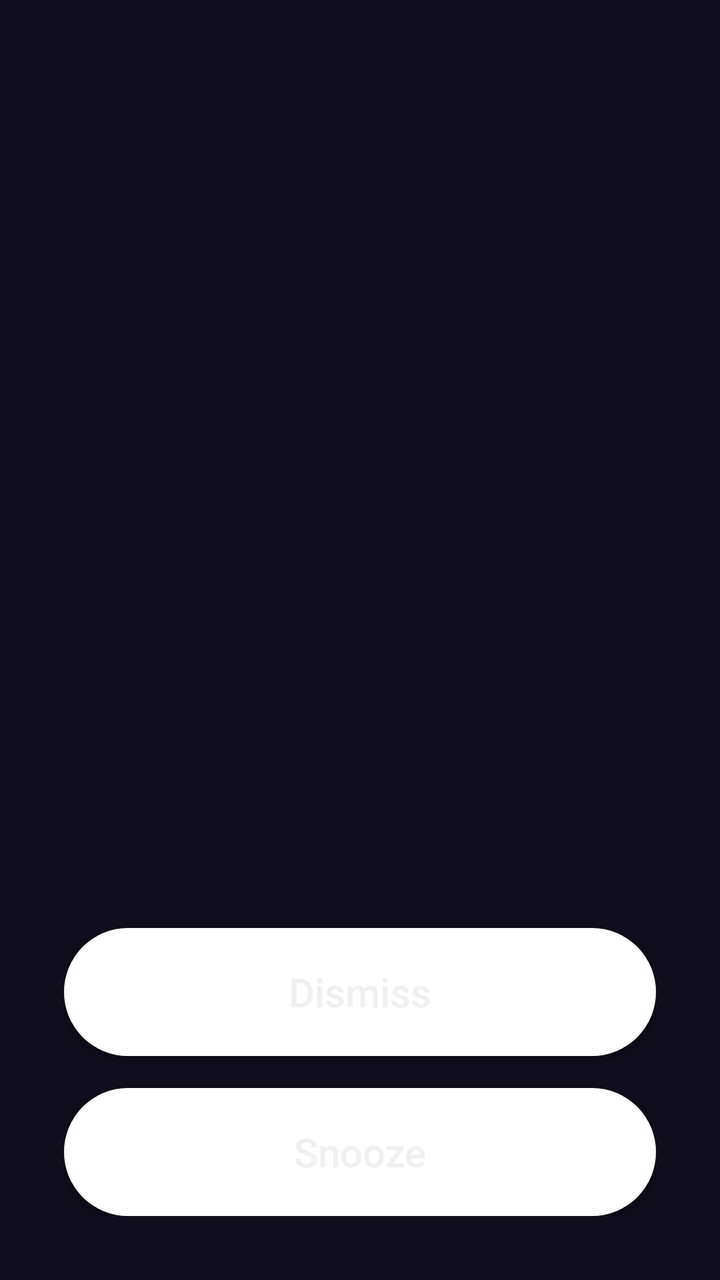
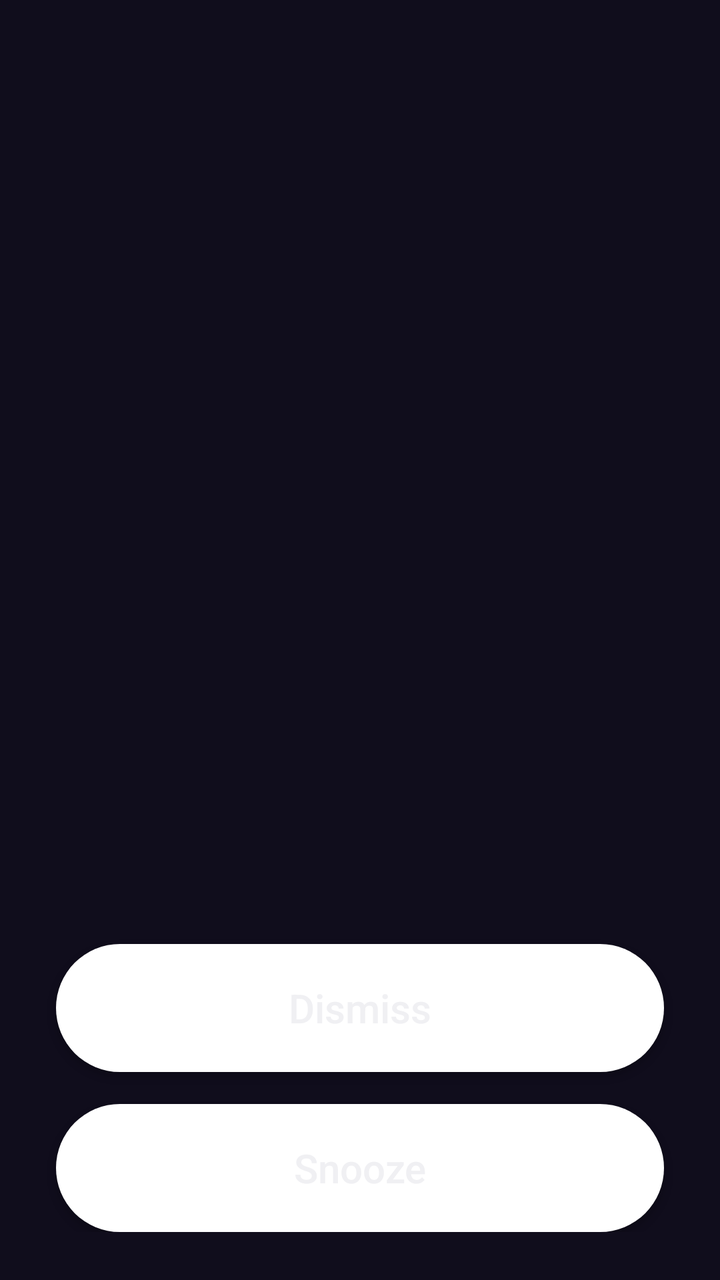

The first picture is an Android layout as it rendered before a commit; the second is the same layout after the commit. The layout source and the unified diff follow.
<!-- AndroidManifest.xml: activity theme RingingTheme -->
<!-- res/layout/activity_ringing.xml -->
<?xml version="1.0" encoding="utf-8"?>
<LinearLayout xmlns:android="http://schemas.android.com/apk/res/android"
    android:id="@+id/root"
    android:layout_width="match_parent"
    android:layout_height="match_parent"
    android:fitsSystemWindows="true"
    android:gravity="center_horizontal"
    android:orientation="vertical"
    android:padding="32dp">

    <View android:layout_width="0dp" android:layout_height="0dp" android:layout_weight="1" />

    <TextView
        android:id="@+id/date"
        android:layout_width="wrap_content"
        android:layout_height="wrap_content"
        android:textSize="18sp" />

    <LinearLayout
        android:layout_width="wrap_content"
        android:layout_height="wrap_content"
        android:gravity="bottom"
        android:orientation="horizontal">

        <TextView
            android:id="@+id/time"
            android:layout_width="wrap_content"
            android:layout_height="wrap_content"
            android:fontFamily="sans-serif-light"
            android:includeFontPadding="false"
            android:textSize="96sp" />

        <TextView
            android:id="@+id/ampm"
            android:layout_width="wrap_content"
            android:layout_height="wrap_content"
            android:layout_marginStart="8dp"
            android:layout_marginBottom="16dp"
            android:textSize="24sp" />
    </LinearLayout>

    <TextView
        android:id="@+id/label"
        android:layout_width="wrap_content"
        android:layout_height="wrap_content"
        android:layout_marginTop="8dp"
        android:gravity="center"
        android:maxLines="2"
        android:textSize="22sp" />

    <TextView
        android:id="@+id/challenge_info"
        android:layout_width="wrap_content"
        android:layout_height="wrap_content"
        android:layout_marginTop="16dp"
        android:gravity="center"
        android:textSize="16sp"
        android:visibility="gone" />

    <View android:layout_width="0dp" android:layout_height="0dp" android:layout_weight="1" />

    <Button
        android:id="@+id/dismiss"
        android:layout_width="match_parent"
        android:layout_height="64dp"
        android:background="@drawable/ringing_button"
        android:text="@string/action_dismiss"
        android:textAllCaps="false"
        android:textSize="20sp" />

    <Button
        android:id="@+id/snooze"
        android:layout_width="match_parent"
        android:layout_height="64dp"
        android:layout_marginTop="16dp"
        android:background="@drawable/ringing_button"
        android:text="@string/action_snooze"
        android:textAllCaps="false"
        android:textSize="20sp" />
</LinearLayout>
<!-- resources referenced by this layout -->
<resources>
  <!-- drawable ringing_button (drawable) -->
  <?xml version="1.0" encoding="utf-8"?>
  <shape xmlns:android="http://schemas.android.com/apk/res/android" android:shape="rectangle">
      <corners android:radius="32dp" />
      <solid android:color="#FFFFFFFF" />
  </shape>
  <string name="action_dismiss">Dismiss</string>
  <string name="action_snooze">Snooze</string>
  <style name="RingingTheme" parent="@android:style/Theme.DeviceDefault.NoActionBar">
          <item name="android:windowBackground">@color/midnight_background</item>
      </style>
  <color name="midnight_background">#100D1C</color>
</resources>

<!-- the commit's change to res/layout/activity_ringing.xml (unified diff, before → after) -->
@@ -6,7 +6,7 @@
     android:fitsSystemWindows="true"
     android:gravity="center_horizontal"
     android:orientation="vertical"
-    android:padding="32dp">
+    android:paddingBottom="24dp">
 
     <View android:layout_width="0dp" android:layout_height="0dp" android:layout_weight="1" />
 
@@ -42,6 +42,7 @@
     <TextView
         android:id="@+id/label"
         android:layout_width="wrap_content"
+        android:layout_marginHorizontal="28dp"
         android:layout_height="wrap_content"
         android:layout_marginTop="8dp"
         android:gravity="center"
@@ -62,6 +63,7 @@
     <Button
         android:id="@+id/dismiss"
         android:layout_width="match_parent"
+        android:layout_marginHorizontal="28dp"
         android:layout_height="64dp"
         android:background="@drawable/ringing_button"
         android:text="@string/action_dismiss"
@@ -71,6 +73,7 @@
     <Button
         android:id="@+id/snooze"
         android:layout_width="match_parent"
+        android:layout_marginHorizontal="28dp"
         android:layout_height="64dp"
         android:layout_marginTop="16dp"
         android:background="@drawable/ringing_button"
